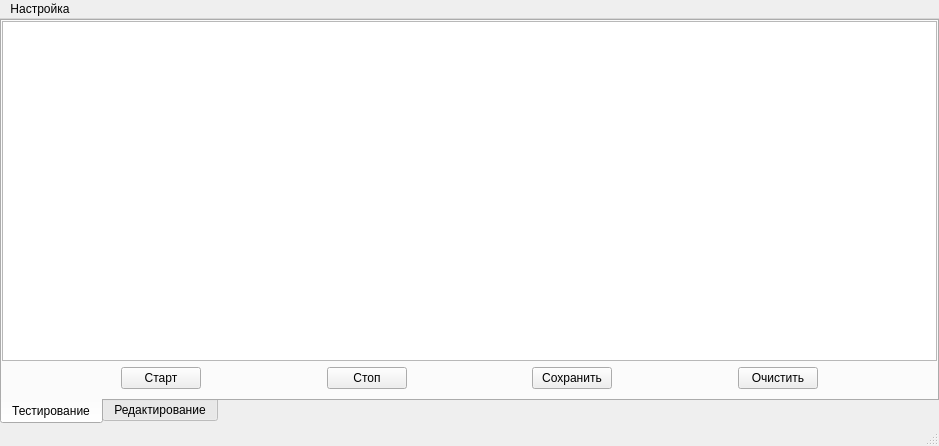
The window that mainwindow.ui (BMUlyashev/f1772) describes before a commit, drawn with Qt 5.
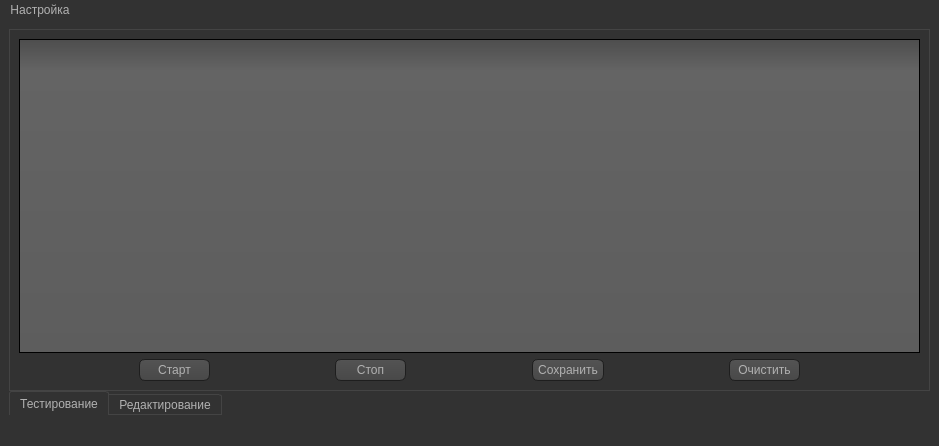
The same window after the commit. Icons and pictures are not drawn.

What changed in the file:
```diff
--- a/mainwindow.ui
+++ b/mainwindow.ui
@@ -13,23 +13,470 @@
   <property name="windowTitle">
    <string>У2270 Программа</string>
   </property>
+  <property name="styleSheet">
+   <string notr="true">QToolTip
+{
+     border: 1px solid black;
+     background-color: #ffa02f;
+     padding: 1px;
+     border-radius: 3px;
+     opacity: 100;
+}
+
+QWidget
+{
+    color: #b1b1b1;
+    background-color: #323232;
+}
+
+QWidget:item:hover
+{
+    background-color: QLinearGradient( x1: 0, y1: 0, x2: 0, y2: 1, stop: 0 #ffa02f, stop: 1 #ca0619);
+    color: #000000;
+}
+
+QWidget:item:selected
+{
+    background-color: QLinearGradient( x1: 0, y1: 0, x2: 0, y2: 1, stop: 0 #ffa02f, stop: 1 #d7801a);
+}
+
+QMenuBar::item
+{
+    background: transparent;
+}
+
+QMenuBar::item:selected
+{
+    background: transparent;
+    border: 1px solid #ffaa00;
+}
+
+QMenuBar::item:pressed
+{
+    background: #444;
+    border: 1px solid #000;
+    background-color: QLinearGradient(
+        x1:0, y1:0,
+        x2:0, y2:1,
+        stop:1 #212121,
+        stop:0.4 #343434/*,
+        stop:0.2 #343434,
+        stop:0.1 #ffaa00*/
+    );
+    margin-bottom:-1px;
+    padding-bottom:1px;
+}
+
+QMenu
+{
+    border: 1px solid #000;
+}
+
+QMenu::item
+{
+    padding: 2px 20px 2px 20px;
+}
+
+QMenu::item:selected
+{
+    color: #000000;
+}
+
+QWidget:disabled
+{
+    color: #404040;
+    background-color: #323232;
+}
+
+QAbstractItemView
+{
+    background-color: QLinearGradient( x1: 0, y1: 0, x2: 0, y2: 1, stop: 0 #4d4d4d, stop: 0.1 #646464, stop: 1 #5d5d5d);
+}
+
+QWidget:focus
+{
+    /*border: 2px solid QLinearGradient( x1: 0, y1: 0, x2: 0, y2: 1, stop: 0 #ffa02f, stop: 1 #d7801a);*/
+}
+
+QLineEdit
+{
+    background-color: QLinearGradient( x1: 0, y1: 0, x2: 0, y2: 1, stop: 0 #4d4d4d, stop: 0 #646464, stop: 1 #5d5d5d);
+    padding: 1px;
+    border-style: solid;
+    border: 1px solid #1e1e1e;
+    border-radius: 5;
+}
+
+QPushButton
+{
+    color: #b1b1b1;
+    background-color: QLinearGradient( x1: 0, y1: 0, x2: 0, y2: 1, stop: 0 #565656, stop: 0.1 #525252, stop: 0.5 #4e4e4e, stop: 0.9 #4a4a4a, stop: 1 #464646);
+    border-width: 1px;
+    border-color: #1e1e1e;
+    border-style: solid;
+    border-radius: 6;
+    padding: 3px;
+    font-size: 12px;
+    padding-left: 5px;
+    padding-right: 5px;
+}
+
+QPushButton:pressed
+{
+    background-color: QLinearGradient( x1: 0, y1: 0, x2: 0, y2: 1, stop: 0 #2d2d2d, stop: 0.1 #2b2b2b, stop: 0.5 #292929, stop: 0.9 #282828, stop: 1 #252525);
+}
+
+QComboBox
+{
+    selection-background-color: #ffaa00;
+    background-color: QLinearGradient( x1: 0, y1: 0, x2: 0, y2: 1, stop: 0 #565656, stop: 0.1 #525252, stop: 0.5 #4e4e4e, stop: 0.9 #4a4a4a, stop: 1 #464646);
+    border-style: solid;
+    border: 1px solid #1e1e1e;
+    border-radius: 5;
+}
+
+QComboBox:hover,QPushButton:hover
+{
+    border: 2px solid QLinearGradient( x1: 0, y1: 0, x2: 0, y2: 1, stop: 0 #ffa02f, stop: 1 #d7801a);
+}
+
+
+QComboBox:on
+{
+    padding-top: 3px;
+    padding-left: 4px;
+    background-color: QLinearGradient( x1: 0, y1: 0, x2: 0, y2: 1, stop: 0 #2d2d2d, stop: 0.1 #2b2b2b, stop: 0.5 #292929, stop: 0.9 #282828, stop: 1 #252525);
+    selection-background-color: #ffaa00;
+}
+
+QComboBox QAbstractItemView
+{
+    border: 2px solid darkgray;
+    selection-background-color: QLinearGradient( x1: 0, y1: 0, x2: 0, y2: 1, stop: 0 #ffa02f, stop: 1 #d7801a);
+}
+
+QComboBox::drop-down
+{
+     subcontrol-origin: padding;
+     subcontrol-position: top right;
+     width: 15px;
+
+     border-left-width: 0px;
+     border-left-color: darkgray;
+     border-left-style: solid; /* just a single line */
+     border-top-right-radius: 3px; /* same radius as the QComboBox */
+     border-bottom-right-radius: 3px;
+ }
+
+QComboBox::down-arrow
+{
+     image: url(:/img/img/arrowDown.png);
+}
+
+QGroupBox:focus
+{
+border: 2px solid QLinearGradient( x1: 0, y1: 0, x2: 0, y2: 1, stop: 0 #ffa02f, stop: 1 #d7801a);
+}
+
+QTextEdit:focus
+{
+    border: 2px solid QLinearGradient( x1: 0, y1: 0, x2: 0, y2: 1, stop: 0 #ffa02f, stop: 1 #d7801a);
+}
+
+QScrollBar:horizontal {
+     border: 1px solid #222222;
+     background: QLinearGradient( x1: 0, y1: 0, x2: 0, y2: 1, stop: 0.0 #121212, stop: 0.2 #282828, stop: 1 #484848);
+     height: 7px;
+     margin: 0px 16px 0 16px;
+}
+
+QScrollBar::handle:horizontal
+{
+      background: QLinearGradient( x1: 0, y1: 0, x2: 1, y2: 0, stop: 0 #ffa02f, stop: 0.5 #d7801a, stop: 1 #ffa02f);
+      min-height: 20px;
+      border-radius: 2px;
+}
+
+QScrollBar::add-line:horizontal {
+      border: 1px solid #1b1b19;
+      border-radius: 2px;
+      background: QLinearGradient( x1: 0, y1: 0, x2: 1, y2: 0, stop: 0 #ffa02f, stop: 1 #d7801a);
+      width: 14px;
+      subcontrol-position: right;
+      subcontrol-origin: margin;
+}
+
+QScrollBar::sub-line:horizontal {
+      border: 1px solid #1b1b19;
+      border-radius: 2px;
+      background: QLinearGradient( x1: 0, y1: 0, x2: 1, y2: 0, stop: 0 #ffa02f, stop: 1 #d7801a);
+      width: 14px;
+     subcontrol-position: left;
+     subcontrol-origin: margin;
+}
+
+QScrollBar::right-arrow:horizontal, QScrollBar::left-arrow:horizontal
+{
+      border: 1px solid black;
+      width: 1px;
+      height: 1px;
+      background: white;
+}
+
+QScrollBar::add-page:horizontal, QScrollBar::sub-page:horizontal
+{
+      background: none;
+}
+
+QScrollBar:vertical
+{
+      background: QLinearGradient( x1: 0, y1: 0, x2: 1, y2: 0, stop: 0.0 #121212, stop: 0.2 #282828, stop: 1 #484848);
+      width: 7px;
+      margin: 16px 0 16px 0;
+      border: 1px solid #222222;
+}
+
+QScrollBar::handle:vertical
+{
+      background: QLinearGradient( x1: 0, y1: 0, x2: 0, y2: 1, stop: 0 #ffa02f, stop: 0.5 #d7801a, stop: 1 #ffa02f);
+      min-height: 20px;
+      border-radius: 2px;
+}
+
+QScrollBar::add-line:vertical
+{
+      border: 1px solid #1b1b19;
+      border-radius: 2px;
+      background: QLinearGradient( x1: 0, y1: 0, x2: 0, y2: 1, stop: 0 #ffa02f, stop: 1 #d7801a);
+      height: 14px;
+      subcontrol-position: bottom;
+      subcontrol-origin: margin;
+}
+
+QScrollBar::sub-line:vertical
+{
+      border: 1px solid #1b1b19;
+      border-radius: 2px;
+      background: QLinearGradient( x1: 0, y1: 0, x2: 0, y2: 1, stop: 0 #d7801a, stop: 1 #ffa02f);
+      height: 14px;
+      subcontrol-position: top;
+      subcontrol-origin: margin;
+}
+
+QScrollBar::up-arrow:vertical, QScrollBar::down-arrow:vertical
+{
+      border: 1px solid black;
+      width: 1px;
+      height: 1px;
+      background: white;
+}
+
+
+QScrollBar::add-page:vertical, QScrollBar::sub-page:vertical
+{
+      background: none;
+}
+
+QTextEdit
+{
+    background-color: #242424;
+}
+
+QPlainTextEdit
+{
+    background-color: #242424;
+}
+
+QHeaderView::section
+{
+    background-color: QLinearGradient(x1:0, y1:0, x2:0, y2:1, stop:0 #616161, stop: 0.5 #505050, stop: 0.6 #434343, stop:1 #656565);
+    color: white;
+    padding-left: 4px;
+    border: 1px solid #6c6c6c;
+}
+
+QCheckBox:disabled
+{
+color: #414141;
+}
+
+QDockWidget::title
+{
+    text-align: center;
+    spacing: 3px; /* spacing between items in the tool bar */
+    background-color: QLinearGradient(x1:0, y1:0, x2:0, y2:1, stop:0 #323232, stop: 0.5 #242424, stop:1 #323232);
+}
+
+QDockWidget::close-button, QDockWidget::float-button
+{
+    text-align: center;
+    spacing: 1px; /* spacing between items in the tool bar */
+    background-color: QLinearGradient(x1:0, y1:0, x2:0, y2:1, stop:0 #323232, stop: 0.5 #242424, stop:1 #323232);
+}
+
+QDockWidget::close-button:hover, QDockWidget::float-button:hover
+{
+    background: #242424;
+}
+
+QDockWidget::close-button:pressed, QDockWidget::float-button:pressed
+{
+    padding: 1px -1px -1px 1px;
+}
+
+QMainWindow::separator
+{
+    background-color: QLinearGradient(x1:0, y1:0, x2:0, y2:1, stop:0 #161616, stop: 0.5 #151515, stop: 0.6 #212121, stop:1 #343434);
+    color: white;
+    padding-left: 4px;
+    border: 1px solid #4c4c4c;
+    spacing: 3px; /* spacing between items in the tool bar */
+}
+
+QMainWindow::separator:hover
+{
+
+    background-color: QLinearGradient(x1:0, y1:0, x2:0, y2:1, stop:0 #d7801a, stop:0.5 #b56c17 stop:1 #ffa02f);
+    color: white;
+    padding-left: 4px;
+    border: 1px solid #6c6c6c;
+    spacing: 3px; /* spacing between items in the tool bar */
+}
+
+QToolBar::handle
+{
+     spacing: 3px; /* spacing between items in the tool bar */
+     background: url(:/img/img/points.png);
+}
+
+QMenu::separator
+{
+    height: 2px;
+    background-color: QLinearGradient(x1:0, y1:0, x2:0, y2:1, stop:0 #161616, stop: 0.5 #151515, stop: 0.6 #212121, stop:1 #343434);
+    color: white;
+    padding-left: 4px;
+    margin-left: 10px;
+    margin-right: 5px;
+}
+
+QProgressBar
+{
+    border: 2px solid grey;
+    border-radius: 5px;
+    text-align: center;
+}
+
+QProgressBar::chunk
+{
+    background-color: #d7801a;
+    width: 2.15px;
+    margin: 0.5px;
+}
+
+QTabBar::tab {
+    color: #b1b1b1;
+    border: 1px solid #444;
+    border-bottom-style: none;
+    background-color: #323232;
+    padding-left: 10px;
+    padding-right: 10px;
+    padding-top: 3px;
+    padding-bottom: 2px;
+    margin-right: -1px;
+}
+
+QTabWidget::pane {
+    border: 1px solid #444;
+    top: 1px;
+}
+
+QTabBar::tab:last
+{
+    margin-right: 0; /* the last selected tab has nothing to overlap with on the right */
+    border-top-right-radius: 3px;
+}
+
+QTabBar::tab:first:!selected
+{
+ margin-left: 0px; /* the last selected tab has nothing to overlap with on the right */
+
+
+    border-top-left-radius: 3px;
+}
+
+QTabBar::tab:!selected
+{
+    color: #b1b1b1;
+    border-bottom-style: solid;
+    margin-top: 3px;
+    background-color: QLinearGradient(x1:0, y1:0, x2:0, y2:1, stop:1 #212121, stop:.4 #343434);
+}
+
+QTabBar::tab:selected
+{
+    border-top-left-radius: 3px;
+    border-top-right-radius: 3px;
+    margin-bottom: 0px;
+}
+
+QTabBar::tab:!selected:hover
+{
+    /*border-top: 2px solid #ffaa00;
+    padding-bottom: 3px;*/
+    border-top-left-radius: 3px;
+    border-top-right-radius: 3px;
+    background-color: QLinearGradient(x1:0, y1:0, x2:0, y2:1, stop:1 #212121, stop:0.4 #343434, stop:0.2 #343434, stop:0.1 #ffaa00);
+}
+
+QRadioButton::indicator:checked, QRadioButton::indicator:unchecked{
+    color: #b1b1b1;
+    background-color: #323232;
+    border: 1px solid #b1b1b1;
+    border-radius: 6px;
+}
+
+QRadioButton::indicator:checked
+{
+    background-color: qradialgradient(
+        cx: 0.5, cy: 0.5,
+        fx: 0.5, fy: 0.5,
+        radius: 1.0,
+        stop: 0.25 #ffaa00,
+        stop: 0.3 #323232
+    );
+}
+
+QCheckBox::indicator{
+    color: #b1b1b1;
+    background-color: #323232;
+    border: 1px solid #b1b1b1;
+    width: 9px;
+    height: 9px;
+}
+
+QRadioButton::indicator
+{
+    border-radius: 6px;
+}
+
+QRadioButton::indicator:hover, QCheckBox::indicator:hover
+{
+    border: 1px solid #ffaa00;
+}
+
+QCheckBox::indicator:checked
+{
+    image:url(:/img/img/checkBox.png);
+}
+
+QCheckBox::indicator:disabled, QRadioButton::indicator:disabled
+{
+    border: 1px solid #444;
+}
+</string>
+  </property>
   <widget class="QWidget" name="centralwidget">
    <layout class="QGridLayout" name="gridLayout_2">
-    <property name="leftMargin">
-     <number>0</number>
-    </property>
-    <property name="topMargin">
-     <number>0</number>
-    </property>
-    <property name="rightMargin">
-     <number>0</number>
-    </property>
-    <property name="bottomMargin">
-     <number>0</number>
-    </property>
-    <property name="spacing">
-     <number>6</number>
-    </property>
     <item row="0" column="0">
      <widget class="QTabWidget" name="tabWidget">
       <property name="styleSheet">
@@ -46,15 +493,6 @@
         <string>Тестирование</string>
        </attribute>
        <layout class="QGridLayout" name="gridLayout_3">
-        <property name="leftMargin">
-         <number>0</number>
-        </property>
-        <property name="topMargin">
-         <number>0</number>
-        </property>
-        <property name="rightMargin">
-         <number>0</number>
-        </property>
         <item row="0" column="0">
          <widget class="QTableWidget" name="tableWidget">
           <property name="selectionBehavior">
@@ -85,6 +523,18 @@
           </item>
           <item>
            <widget class="QPushButton" name="pBtnStart">
+            <property name="sizePolicy">
+             <sizepolicy hsizetype="Fixed" vsizetype="Fixed">
+              <horstretch>0</horstretch>
+              <verstretch>0</verstretch>
+             </sizepolicy>
+            </property>
+            <property name="minimumSize">
+             <size>
+              <width>71</width>
+              <height>0</height>
+             </size>
+            </property>
             <property name="text">
              <string>Старт</string>
             </property>
@@ -105,6 +555,18 @@
           </item>
           <item>
            <widget class="QPushButton" name="pBtnStop">
+            <property name="sizePolicy">
+             <sizepolicy hsizetype="Fixed" vsizetype="Fixed">
+              <horstretch>0</horstretch>
+              <verstretch>0</verstretch>
+             </sizepolicy>
+            </property>
+            <property name="minimumSize">
+             <size>
+              <width>71</width>
+              <height>0</height>
+             </size>
+            </property>
             <property name="text">
              <string>Стоп</string>
             </property>
@@ -125,6 +587,18 @@
           </item>
           <item>
            <widget class="QPushButton" name="pBtnSaveResult">
+            <property name="sizePolicy">
+             <sizepolicy hsizetype="Fixed" vsizetype="Fixed">
+              <horstretch>0</horstretch>
+              <verstretch>0</verstretch>
+             </sizepolicy>
+            </property>
+            <property name="minimumSize">
+             <size>
+              <width>71</width>
+              <height>0</height>
+             </size>
+            </property>
             <property name="text">
              <string>Сохранить</string>
             </property>
@@ -145,6 +619,18 @@
           </item>
           <item>
            <widget class="QPushButton" name="pBtnClearResult">
+            <property name="sizePolicy">
+             <sizepolicy hsizetype="Fixed" vsizetype="Fixed">
+              <horstretch>0</horstretch>
+              <verstretch>0</verstretch>
+             </sizepolicy>
+            </property>
+            <property name="minimumSize">
+             <size>
+              <width>71</width>
+              <height>0</height>
+             </size>
+            </property>
             <property name="text">
              <string>Очистить</string>
             </property>
```
Left out of the diff: 38 changed lines with no effect on the pictures.
